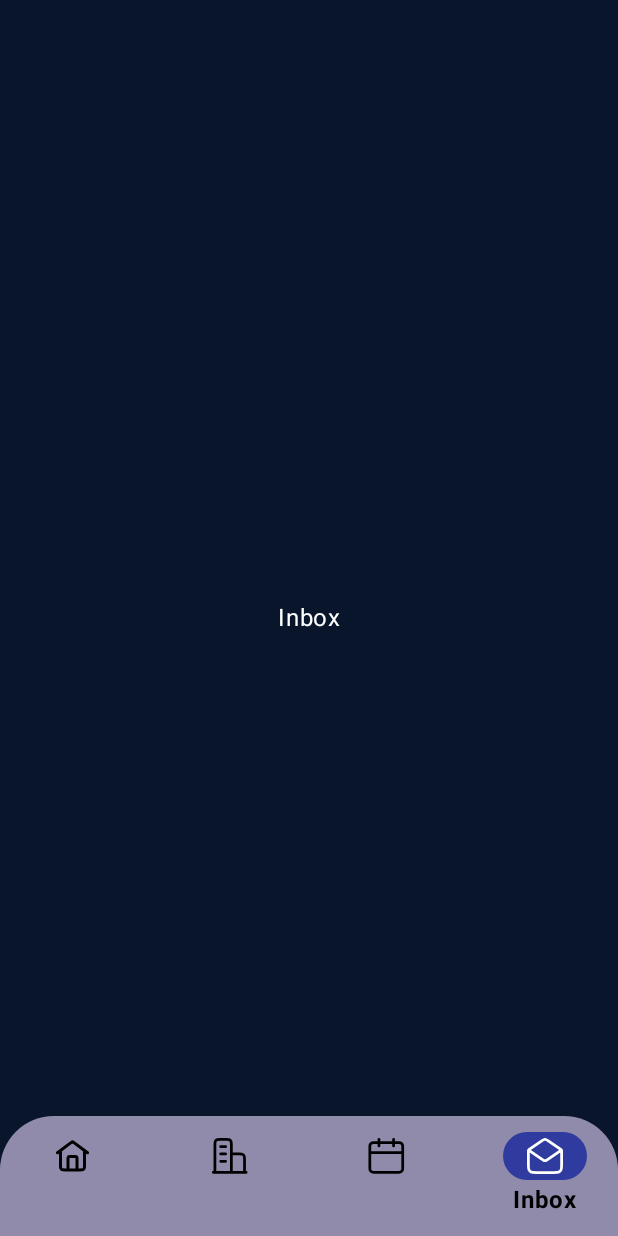
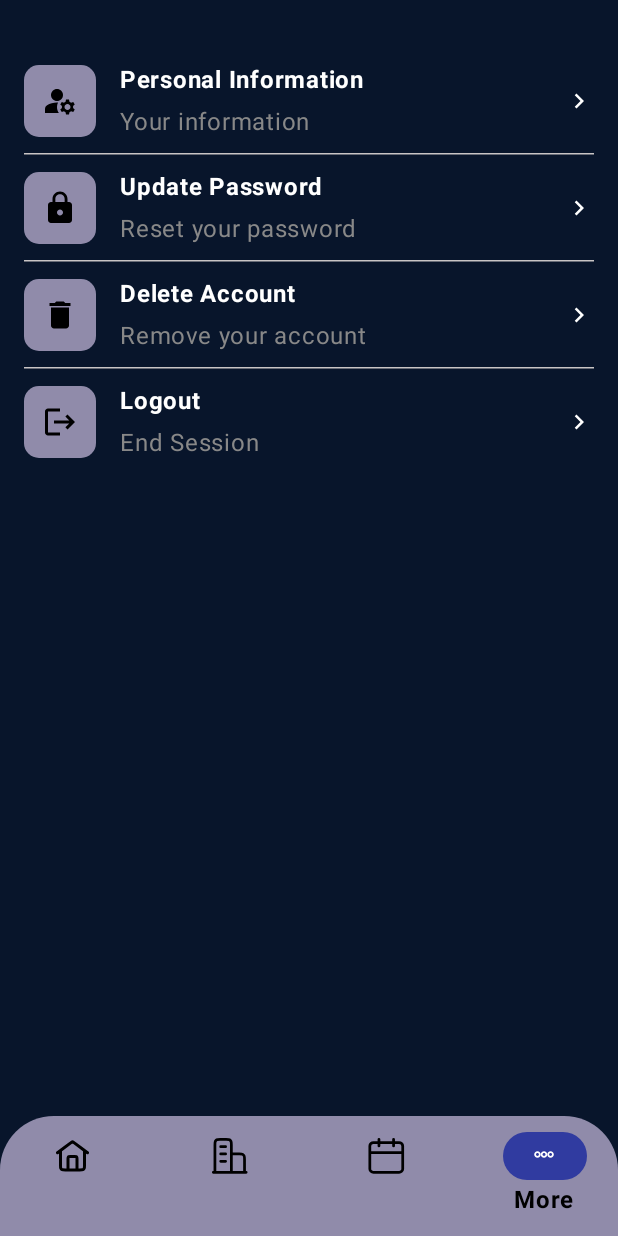
Before and after one commit to dev-dash0/Mobile-DevDash, an Android app built with Jetpack Compose: the composable MainScreen shown on its own in the app's theme, item 4 of the bottom bar chosen, on a phone screen of 412 x 824 dp. Run offline under Robolectric (Android 15) with nearby library versions, the phone set to English and light mode, and no system bars; pictures from the network do not load.

Commit message:
Add MoreScreen ui

```diff
--- a/app/src/main/java/com/elfeky/devdash/navigation/main_navigation/MainNavigation.kt
+++ b/app/src/main/java/com/elfeky/devdash/navigation/main_navigation/MainNavigation.kt
@@ -10,6 +10,8 @@ import com.elfeky.devdash.ui.screens.main_screens.calender.CalenderScreen
 import com.elfeky.devdash.ui.screens.main_screens.company.CompanyScreen
 import com.elfeky.devdash.ui.screens.main_screens.home.HomeScreen
 import com.elfeky.devdash.ui.screens.main_screens.inbox.InboxScreen
+import com.elfeky.devdash.ui.screens.main_screens.more.MoreScreen
+import com.elfeky.devdash.ui.screens.main_screens.more.components.ProfileScreen
 
 @Composable
 fun MainNavigation(
@@ -37,11 +39,14 @@ fun MainNavigation(
                 appNavController = appNavController
             )
         }
-        composable(route = MainScreen.InboxScreen.route) {
-            InboxScreen(
+        composable(route = MainScreen.MoreScreen.route) {
+            MoreScreen(
                 mainNavController = mainNavController,
                 appNavController = appNavController
             )
         }
+        composable(route = MainScreen.ProfileScreen.route){
+            ProfileScreen()
+        }
     }
 }
--- a/app/src/main/java/com/elfeky/devdash/navigation/main_navigation/MainScreen.kt
+++ b/app/src/main/java/com/elfeky/devdash/navigation/main_navigation/MainScreen.kt
@@ -4,5 +4,6 @@ sealed class MainScreen(val route: String) {
     data object HomeScreen : MainScreen("Home")
     data object CompanyScreen : MainScreen("Company")
     data object CalenderScreen : MainScreen("Calender")
-    data object InboxScreen : MainScreen("Inbox")
+    data object MoreScreen : MainScreen("More")
+    data object ProfileScreen : MainScreen("Profile")
 }
--- a/app/src/main/java/com/elfeky/devdash/ui/screens/main_screens/components/MainNavigationBar.kt
+++ b/app/src/main/java/com/elfeky/devdash/ui/screens/main_screens/components/MainNavigationBar.kt
@@ -45,8 +45,8 @@ fun MainNavigationBar(navController: NavController, modifier: Modifier = Modifie
             icon = R.drawable.calender_ic,
         ),
         BottomNavigationItem(
-            title = "Inbox",
-            icon = R.drawable.inbox_ic,
+            title = "More",
+            icon = R.drawable.more_1,
         ),
     )
 
--- /dev/null
+++ b/app/src/main/java/com/elfeky/devdash/ui/screens/main_screens/more/MoreScreen.kt
@@ -0,0 +1,113 @@
+package com.elfeky.devdash.ui.screens.main_screens.more
+
+import androidx.compose.foundation.layout.Column
+import androidx.compose.foundation.layout.fillMaxSize
+import androidx.compose.foundation.layout.padding
+import androidx.compose.material.icons.Icons
+import androidx.compose.material.icons.automirrored.filled.Logout
+import androidx.compose.material.icons.filled.Delete
+import androidx.compose.material.icons.filled.Lock
+import androidx.compose.material.icons.filled.ManageAccounts
+import androidx.compose.material3.HorizontalDivider
+import androidx.compose.runtime.Composable
+import androidx.compose.runtime.getValue
+import androidx.compose.runtime.mutableStateOf
+import androidx.compose.runtime.setValue
+import androidx.compose.runtime.remember
+import androidx.compose.ui.Alignment
+import androidx.compose.ui.Modifier
+import androidx.compose.ui.tooling.preview.Preview
+import androidx.compose.ui.unit.dp
+import androidx.navigation.NavController
+import androidx.navigation.compose.rememberNavController
+import com.elfeky.devdash.navigation.main_navigation.MainScreen
+import com.elfeky.devdash.ui.screens.main_screens.more.components.IconAndTextMoreItem
+import com.elfeky.devdash.ui.screens.main_screens.more.components.SureAlertDialog
+import com.elfeky.devdash.ui.theme.DevDashTheme
+
+@Composable
+fun MoreScreen(
+    modifier: Modifier = Modifier,
+    mainNavController: NavController,
+    appNavController: NavController
+) {
+
+    var showLogoutDialog by remember { mutableStateOf(false) }
+    var showDeleteAccountDialog by remember { mutableStateOf(false) }
+
+
+    Column(
+        modifier = modifier
+            .fillMaxSize()
+            .padding(vertical = 32.dp, horizontal = 16.dp),
+        horizontalAlignment = Alignment.CenterHorizontally
+    ) {
+        IconAndTextMoreItem(
+            primaryText = "Personal Information",
+            secondaryText = "Your information",
+            logo = Icons.Default.ManageAccounts,
+            contentDescription = "Personal Information",
+        ) {
+            mainNavController.navigate(MainScreen.ProfileScreen.route)
+        }
+        HorizontalDivider()
+        IconAndTextMoreItem(
+            primaryText = "Update Password",
+            secondaryText = "Reset your password",
+            logo = Icons.Default.Lock,
+            contentDescription = "Update Password",
+        ) { }
+        HorizontalDivider()
+        IconAndTextMoreItem(
+            primaryText = "Delete Account",
+            secondaryText = "Remove your account",
+            logo = Icons.Default.Delete,
+            contentDescription = "Logout",
+        ) {
+            showDeleteAccountDialog = true
+        }
+        HorizontalDivider()
+        IconAndTextMoreItem(
+            primaryText = "Logout",
+            secondaryText = "End Session",
+            logo = Icons.AutoMirrored.Filled.Logout,
+            contentDescription = "Logout",
+        ) {
+            showLogoutDialog = true
+        }
+
+
+
+        if (showLogoutDialog) {
+            SureAlertDialog(
+                onDismiss = { showLogoutDialog = false },
+                onConfirm = {
+                    showLogoutDialog = false
+                },
+                action = "Logout"
+            )
+        }
+
+        if (showDeleteAccountDialog) {
+            SureAlertDialog(
+                onDismiss = { showDeleteAccountDialog = false },
+                onConfirm = {
+                    showDeleteAccountDialog = false
+                },
+                action = "Delete Account"
+            )
+        }
+
+    }
+}
+
+@Preview
+@Composable
+private fun MoreScreenPreview() {
+    DevDashTheme {
+        MoreScreen(
+            appNavController = rememberNavController(),
+            mainNavController = rememberNavController()
+        )
+    }
+}
--- /dev/null
+++ b/app/src/main/java/com/elfeky/devdash/ui/screens/main_screens/more/components/IconAndTextMoreItem.kt
@@ -0,0 +1,103 @@
+package com.elfeky.devdash.ui.screens.main_screens.more.components
+
+import androidx.compose.foundation.Image
+import androidx.compose.foundation.background
+import androidx.compose.foundation.clickable
+import androidx.compose.foundation.layout.Box
+import androidx.compose.foundation.layout.Column
+import androidx.compose.foundation.layout.Row
+import androidx.compose.foundation.layout.Spacer
+import androidx.compose.foundation.layout.fillMaxWidth
+import androidx.compose.foundation.layout.height
+import androidx.compose.foundation.layout.padding
+import androidx.compose.foundation.layout.size
+import androidx.compose.foundation.shape.RoundedCornerShape
+import androidx.compose.material.icons.Icons
+import androidx.compose.material.icons.filled.ChevronRight
+import androidx.compose.material.icons.filled.ManageAccounts
+import androidx.compose.material3.Icon
+import androidx.compose.material3.MaterialTheme
+import androidx.compose.material3.Text
+import androidx.compose.runtime.Composable
+import androidx.compose.ui.Alignment
+import androidx.compose.ui.Modifier
+import androidx.compose.ui.draw.clip
+import androidx.compose.ui.graphics.Color
+import androidx.compose.ui.graphics.vector.ImageVector
+import androidx.compose.ui.text.font.FontWeight
+import androidx.compose.ui.tooling.preview.Preview
+import androidx.compose.ui.unit.dp
+import androidx.compose.ui.unit.sp
+import com.elfeky.devdash.ui.theme.DevDashTheme
+
+@Composable
+fun IconAndTextMoreItem(
+    modifier: Modifier = Modifier,
+    primaryText: String,
+    secondaryText: String,
+    logo: ImageVector,
+    contentDescription: String,
+    onItemClick: () -> Unit
+) {
+    Row(
+        modifier = modifier
+            .fillMaxWidth()
+            .height(70.dp)
+            .clickable {
+                onItemClick()
+            },
+        verticalAlignment = Alignment.CenterVertically
+    ) {
+        Box(
+            modifier = Modifier
+                .size(48.dp)
+                .clip(RoundedCornerShape(10.dp))
+                .background(MaterialTheme.colorScheme.surface)
+
+        ) {
+            Image(
+                imageVector = logo,
+                contentDescription = contentDescription,
+                modifier = modifier.align(Alignment.Center)
+            )
+        }
+        Column(modifier = modifier.padding(start = 16.dp)) {
+            Text(
+                text = primaryText,
+                fontSize = 16.sp,
+                color = MaterialTheme.colorScheme.onBackground,
+                fontWeight = FontWeight.Bold
+            )
+            Spacer(modifier = modifier.padding(top = 4.dp))
+            Text(text = secondaryText, fontSize = 16.sp, color = Color.Gray)
+
+        }
+        Spacer(modifier = Modifier.weight(1f))
+
+        Icon(
+            imageVector = Icons.Default.ChevronRight,
+            contentDescription = "next",
+            modifier = modifier
+                .size(20.dp),
+            tint = MaterialTheme.colorScheme.onBackground
+        )
+    }
+
+}
+
+
+@Preview(showBackground = false)
+@Composable
+private fun ProfileItemPreview() {
+    DevDashTheme {
+        IconAndTextMoreItem(
+            primaryText = "Personal Information",
+            secondaryText = "Your information",
+            logo = Icons.Default.ManageAccounts,
+            contentDescription = "",
+        ) {
+
+        }
+    }
+
+}
--- /dev/null
+++ b/app/src/main/res/drawable/more_1.xml
@@ -0,0 +1,9 @@
+<vector xmlns:android="http://schemas.android.com/apk/res/android" android:autoMirrored="true" android:height="24dp" android:viewportHeight="24" android:viewportWidth="24" android:width="24dp">
+
+    <path android:fillColor="#24221E" android:pathData="M6.978,13.222C5.771,13.222 4.795,12.246 4.795,11.04C4.795,9.833 5.771,8.857 6.978,8.857C8.184,8.857 9.16,9.833 9.16,11.04C9.16,12.246 8.184,13.222 6.978,13.222ZM6.978,10.048C6.43,10.048 5.986,10.492 5.986,11.04C5.986,11.587 6.43,12.032 6.978,12.032C7.525,12.032 7.97,11.587 7.97,11.04C7.97,10.492 7.525,10.048 6.978,10.048Z"/>
+
+    <path android:fillColor="#24221E" android:pathData="M15.708,13.222C14.501,13.222 13.525,12.246 13.525,11.04C13.525,9.833 14.501,8.857 15.708,8.857C16.914,8.857 17.89,9.833 17.89,11.04C17.89,12.246 16.914,13.222 15.708,13.222ZM15.708,10.048C15.16,10.048 14.716,10.492 14.716,11.04C14.716,11.587 15.16,12.032 15.708,12.032C16.255,12.032 16.7,11.587 16.7,11.04C16.7,10.492 16.255,10.048 15.708,10.048Z"/>
+
+    <path android:fillColor="#24221E" android:pathData="M11.343,13.222C10.136,13.222 9.16,12.246 9.16,11.04C9.16,9.833 10.136,8.857 11.343,8.857C12.549,8.857 13.525,9.833 13.525,11.04C13.525,12.246 12.549,13.222 11.343,13.222ZM11.343,10.048C10.795,10.048 10.351,10.492 10.351,11.04C10.351,11.587 10.795,12.032 11.343,12.032C11.89,12.032 12.335,11.587 12.335,11.04C12.335,10.492 11.89,10.048 11.343,10.048Z"/>
+
+</vector>
```
Also changed, not shown: app/src/main/java/com/elfeky/devdash/ui/screens/main_screens/more/components/LogoutAlertDialog.kt (added, +59 -0 lines), app/src/main/java/com/elfeky/devdash/ui/screens/main_screens/more/components/ProfileScreen.kt (added, +24 -0 lines).
